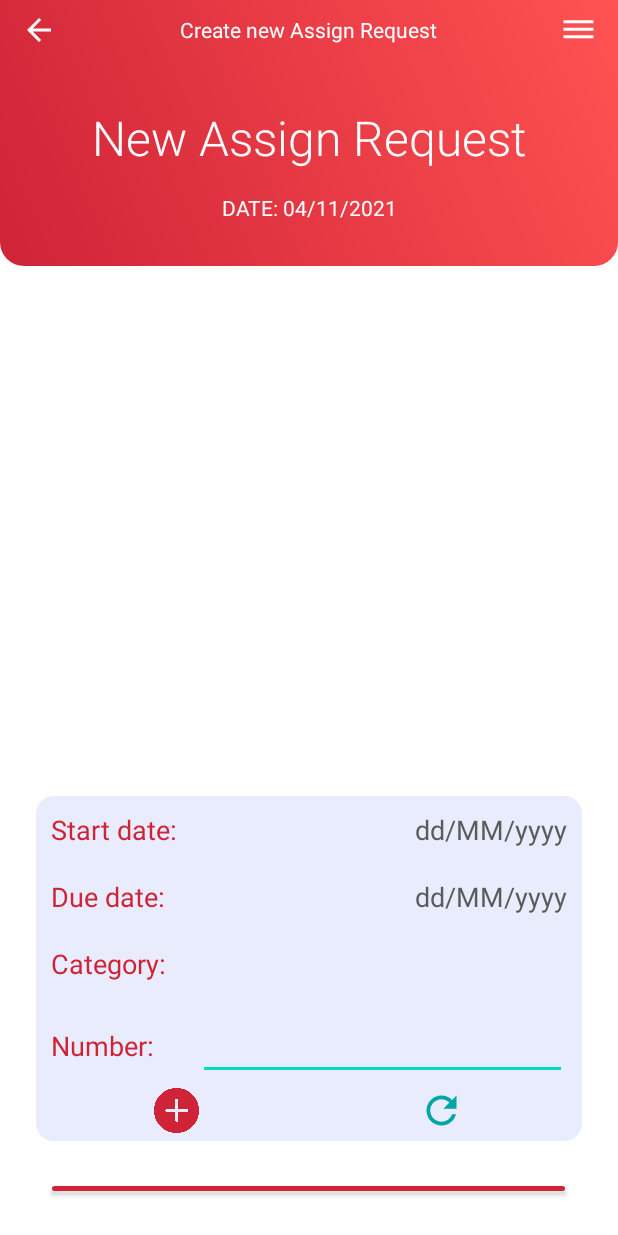
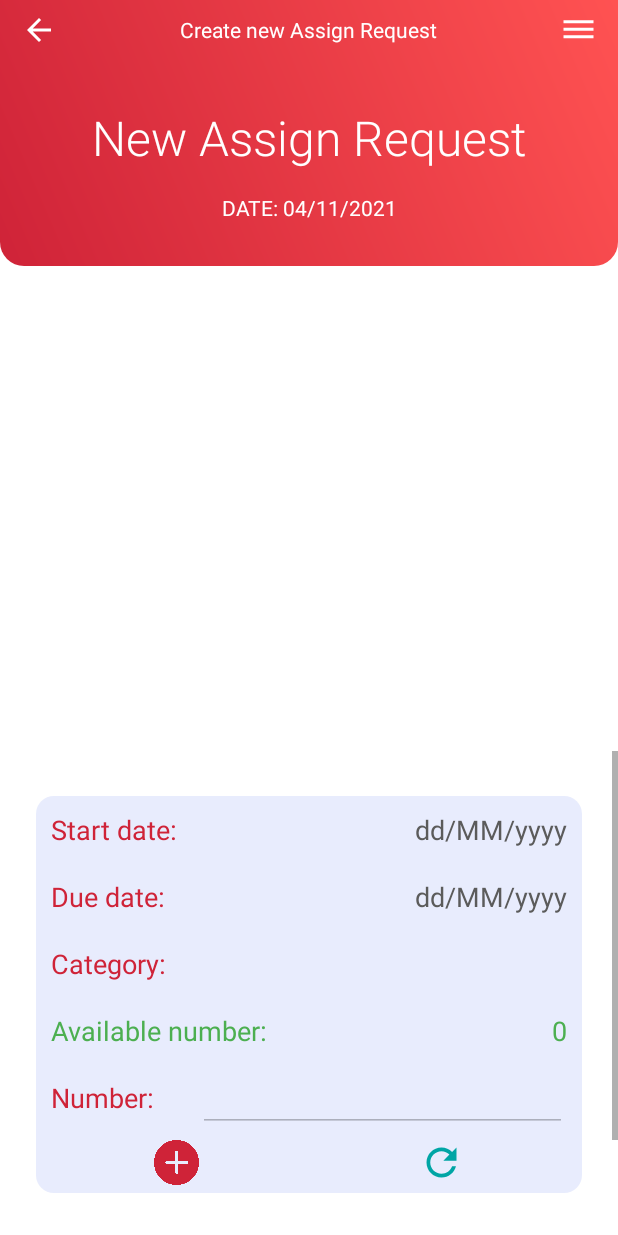
Before and after one commit to 1112222d/asset_management_mobile_app, an Android app: the CreateNewAssignActivity screen opened directly, with no data from a screen before it, on a phone screen of 412 x 824 dp. Run offline under Robolectric (Android 15) with nearby library versions, the phone set to English and light mode, and no system bars.

Commit message:
update code create new assign

```diff
--- a/app/src/main/java/com/example/assets/Service.java
+++ b/app/src/main/java/com/example/assets/Service.java
@@ -104,4 +104,6 @@ public interface Service {
     Call<Void> deleteAssignRequest(@Path("id") Integer id);
     @GET("department")
     Call<List<Department>> getAllDepart();
+    @GET("category/{prefix}")
+    Call<Integer> getSumOfAvailableAssetByCategory(@Path("prefix") String prefix,@Query("endDate")String endDate,@Query("startDate")String startDate);
 }
--- a/app/src/main/res/layout/activity_create_new_assignrequest.xml
+++ b/app/src/main/res/layout/activity_create_new_assignrequest.xml
@@ -101,7 +101,7 @@
                 android:layout_height="match_parent"></ListView>
         </LinearLayout>
 
-        <LinearLayout
+        <ScrollView
             android:layout_width="match_parent"
             android:layout_height="0dp"
             android:layout_weight="4">
@@ -231,7 +231,32 @@
                                         android:textSize="18sp" />
                                 </RelativeLayout>
                             </LinearLayout>
+                            <LinearLayout
+                                android:layout_width="match_parent"
+                                android:layout_height="wrap_content"
+                                android:layout_marginStart="10dp"
+                                android:layout_marginTop="10dp"
+                                android:layout_marginEnd="10dp"
+                                >
+                                <TextView
 
+                                    android:layout_width="match_parent"
+                                    android:layout_height="wrap_content"
+                                    android:layout_weight="3"
+                                    android:text="Available number: "
+                                    android:textColor="#4CAF50"
+                                    android:textSize="18sp" />
+                                <TextView
+                                    android:id="@+id/tv_available"
+                                    android:layout_width="match_parent"
+                                    android:layout_height="wrap_content"
+                                    android:layout_weight="3"
+                                    android:gravity="end"
+                                    android:text="0"
+                                    android:textAlignment="viewEnd"
+                                    android:textColor="#4CAF50"
+                                    android:textSize="18sp" />
+                            </LinearLayout>
                             <LinearLayout
                                 android:layout_width="match_parent"
                                 android:layout_height="wrap_content"
@@ -316,7 +341,7 @@
                         android:text="Create" />
                 </LinearLayout>
             </LinearLayout>
-        </LinearLayout>
+        </ScrollView>
     </LinearLayout>
 
     <RelativeLayout
```
Also changed, not shown: app/src/main/java/com/example/assets/UserActivity/CreateNewAssignActivity.java (+110 -27 lines), 1 other file.
